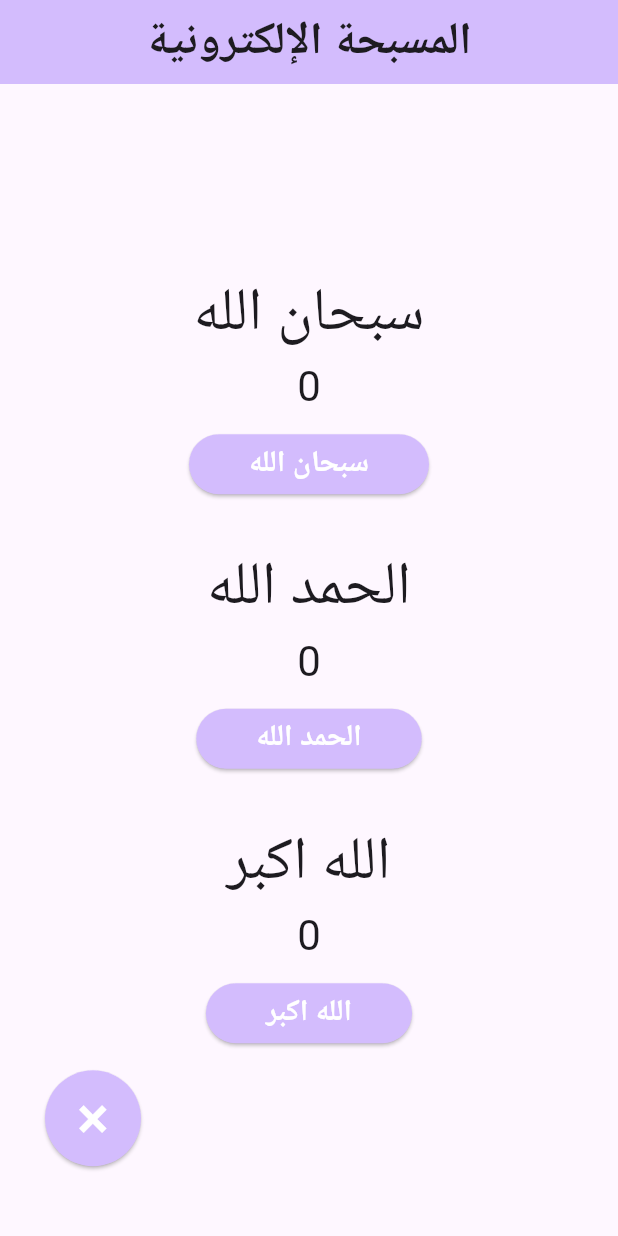
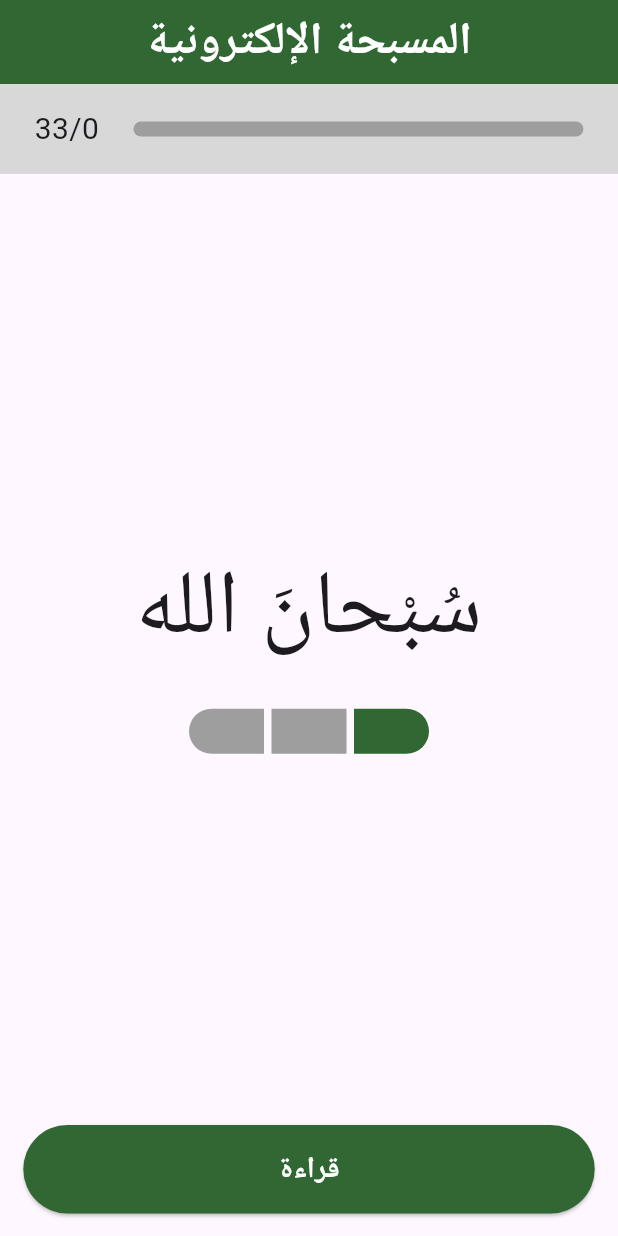
Before and after one commit to HeyamBaatwah/first_flutter_task, a Flutter app: the screen it shows after launch, on a phone screen of 412 x 824 dp. Run offline on Flutter 3.47's test engine with Material 3 defaults, Android fonts, the phone set to English and light mode, and no system bars.

Commit message:
new version of first task

```diff
--- a/lib/main.dart
+++ b/lib/main.dart
@@ -11,10 +11,6 @@ class MyApp extends StatelessWidget {
   Widget build(BuildContext context) {
     return MaterialApp(
       title: 'المسبحة الإلكترونية',
-      theme: ThemeData(
-
-        colorScheme: ColorScheme.fromSeed(seedColor: Colors.deepPurple),
-      ),
       home: const MyHomePage(title: 'المسبحة الإلكترونية'),
     );
   }
@@ -37,60 +33,144 @@ class Adhkar {
 }
 
 class _MyHomePageState extends State<MyHomePage> {
-  List<Adhkar> adhkar = [Adhkar('سبحان الله'),Adhkar('الحمد الله'),Adhkar('الله اكبر')];
+  List<Adhkar> adhkar = [Adhkar('سُبْحانَ الله'), Adhkar('الحَمْدُ لله'), Adhkar('اللهُ أكْبَر')];
+  int current = 0;
+  int num = 1;
 
-  void _incrementCounter(Adhkar dhikr) {
-    setState(() {
-      dhikr._counter++;
-    });
-  }
 
   @override
   Widget build(BuildContext context) {
 
     return Scaffold(
       appBar: AppBar(
-        backgroundColor: Theme.of(context).colorScheme.inversePrimary,
-        title: Center(child: Text(widget.title, style: TextStyle(fontSize: 30, fontWeight: FontWeight.bold),),),
+        backgroundColor: Color(0xff306732),
+        title: Center(
+          child: Text(
+            widget.title,
+            style: TextStyle(
+              fontSize: 30,
+              fontWeight: FontWeight.bold,
+              color: Colors.white),
           ),
-      body: Stack(
-        alignment: Alignment.centerLeft,
+        ),
+      ),
+      body: Column(
+        crossAxisAlignment: CrossAxisAlignment.center,
+        mainAxisAlignment: MainAxisAlignment.spaceBetween,
         children: [
-          Center(
-            child: Column(
+          // progress bar
+          Container(
+            height: 60,
+            color: Color(0xFFD8D8D8),
+            child: Row(
+              mainAxisAlignment: MainAxisAlignment.spaceEvenly,
+              crossAxisAlignment: CrossAxisAlignment.center,
+              children: [
+                Text(
+                  '33/${adhkar[current]._counter}',
+                  style: TextStyle(
+                    fontSize: 20,
+                  ),
+                ),
+                SizedBox(
+                  width: 300,
+                  height: 10,
+                  child: Stack(
+                    alignment: Alignment.centerRight,
+                    children: [
+                      Container(
+                        decoration: BoxDecoration(
+                          color: Colors.grey,
+                          borderRadius: BorderRadius.circular(10),
+                        ),
+                      ),
+                      Container(
+                        width: (300/33)*adhkar[current]._counter.toDouble(),
+                        decoration: BoxDecoration(
+                          color: Color(0xff306732),
+                          borderRadius: BorderRadius.circular(10),
+                        ),
+                      ),
+                    ],
+                  ),
+                ),
+              ],
+            ),
+          ),
+          //text
+          Column(
+            children: [
+
+              Text(
+                adhkar[current].dhikr,
+                style: TextStyle(
+                    fontSize: 60
+                ),
+              ),
+              SizedBox(height: 20,),
+              Row(
                 mainAxisAlignment: MainAxisAlignment.center,
                 children: [
-                buildCounter(adhkar[0]),
-                SizedBox(height: 30,),
-                buildCounter(adhkar[1]),
-                SizedBox(height: 30,),
-                buildCounter(adhkar[2])
-              ]
+                  Container(
+                    height: 30,
+                    width: 50,
+                    decoration: BoxDecoration(
+                      color: current > 1 ? Color(0xff306732) : Colors.grey,
+                      borderRadius: BorderRadius.only(topLeft: Radius.circular(20), bottomLeft: Radius.circular(20)),
                     ),
                   ),
-          Positioned(
-            bottom: 30,
-            left: 30,
+                  SizedBox(width: 5,),
+                  Container(
+                    height: 30,
+                    width: 50,
+                    decoration: BoxDecoration(
+                      color: current > 0 ? Color(0xff306732) : Colors.grey,
+                    ),
+                  ),
+                  SizedBox(width: 5,),
+                  Container(
+                    height: 30,
+                    width: 50,
+                    decoration: BoxDecoration(
+                      color: current >= 0 ? Color(0xff306732) : Colors.grey,
+                      borderRadius: BorderRadius.only(topRight: Radius.circular(20), bottomRight: Radius.circular(20)),
+                    ),
+                  ),
+                ],
+              ),
+            ],
+          ),
+          //read button
+          Padding(
+            padding: const EdgeInsets.only(bottom: 15),
             child: ElevatedButton(
                 onPressed: () {
                       setState(() {
-                  for(Adhkar i in adhkar) {
-                    i._counter = 0;
+                        if(adhkar[current]._counter < 33)
+                          adhkar[current]._counter++;
+                        else
+                          {
+                            adhkar[current]._counter = 0;
+                            current= num % 3;
+                            num++;
                           }
                       });
                 },
                 style: ElevatedButton.styleFrom(
-                  backgroundColor: Theme.of(context).colorScheme.inversePrimary,
+                    backgroundColor: Color(0xff306732),
                     foregroundColor: Colors.white,
-                  padding: EdgeInsets.all(20),
-                  shape: CircleBorder()
+                    padding: EdgeInsets.symmetric(horizontal: 170, vertical: 15),
+                    shape: RoundedRectangleBorder(
+                        borderRadius: BorderRadius.circular(30)
+                    )
                 ),
                 child: Text(
-                '×',
+                  'قراءة',
                   style: TextStyle(
-                  fontSize: 40,
+                      fontSize: 20,
+                      fontWeight: FontWeight.bold
                   ),
-              ),
+                )
             ),
           ),
         ],
@@ -98,43 +178,5 @@ class _MyHomePageState extends State<MyHomePage> {
     );
   }
 
-  Column buildCounter(Adhkar dhikr) {
-    return Column(
-      children: [
-        Text(
-          dhikr.dhikr,
-          style: TextStyle(
-              fontSize: 40
-          ),
-        ),
-        Padding(
-          padding: const EdgeInsets.only(bottom: 10),
-          child: Text(
-            '${dhikr._counter}',
-            style: Theme.of(context).textTheme.headlineMedium,
-          ),
-        ),
-        ElevatedButton(
-            onPressed: () {
-              _incrementCounter(dhikr);
-            },
-            style: ElevatedButton.styleFrom(
-                backgroundColor: Theme.of(context).colorScheme.inversePrimary,
-                foregroundColor: Colors.white,
-                padding: EdgeInsets.symmetric(horizontal: 40, vertical: 0),
-                shape: RoundedRectangleBorder(
-                    borderRadius: BorderRadius.circular(20)
-                )
-            ),
-            child: Text(
-              dhikr.dhikr,
-              style: TextStyle(
-                  fontSize: 20,
-                  fontWeight: FontWeight.bold
-              ),
-            )
-        ),
-      ],
-    );
+
 }
-}
```
Lines whose indentation alone changed are shown as unchanged.
